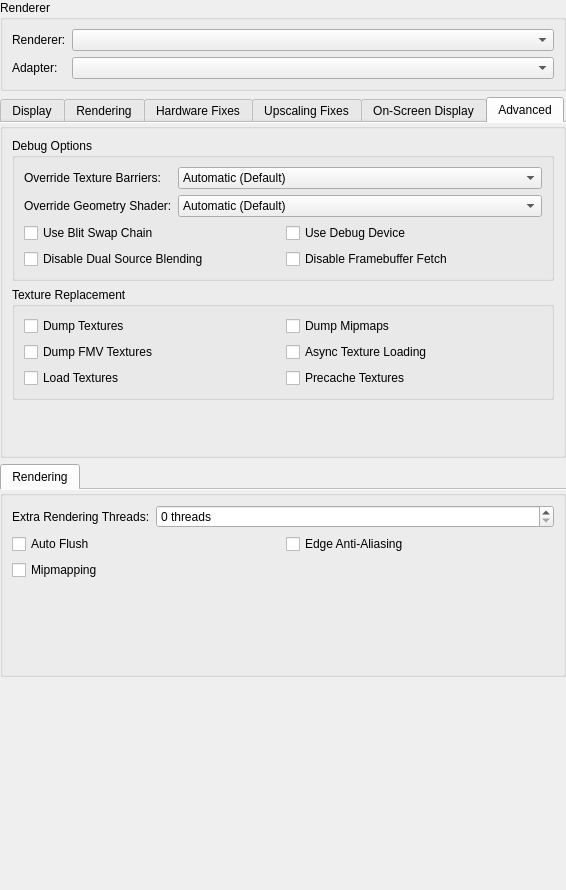
This is pcsx2-qt/Settings/GraphicsSettingsWidget.ui in PCSX2/pcsx2 as Qt 5 draws it before an edit. The edited form follows.
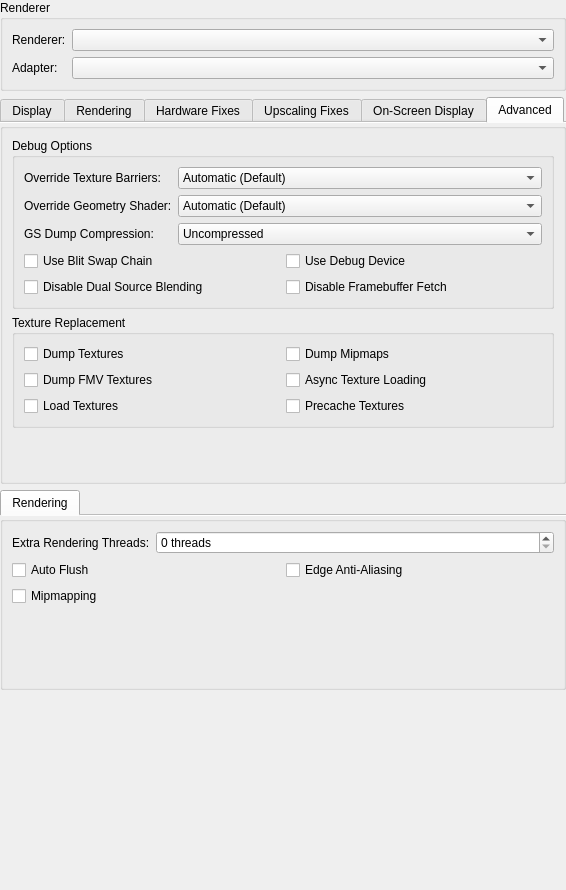
This is the edited form. The open tabs and pages were chosen to show the change.

```diff
--- a/pcsx2-qt/Settings/GraphicsSettingsWidget.ui
+++ b/pcsx2-qt/Settings/GraphicsSettingsWidget.ui
@@ -1146,7 +1146,7 @@
             </item>
            </widget>
           </item>
-          <item row="2" column="0" colspan="2">
+          <item row="3" column="0" colspan="2">
            <layout class="QGridLayout" name="gridLayout_7">
             <item row="0" column="0">
              <widget class="QCheckBox" name="useBlitSwapChain">
@@ -1178,6 +1178,27 @@
             </item>
            </layout>
           </item>
+          <item row="2" column="0">
+           <widget class="QLabel" name="label_34">
+            <property name="text">
+             <string>GS Dump Compression:</string>
+            </property>
+           </widget>
+          </item>
+          <item row="2" column="1">
+           <widget class="QComboBox" name="gsDumpCompression">
+            <item>
+             <property name="text">
+              <string>Uncompressed</string>
+             </property>
+            </item>
+            <item>
+             <property name="text">
+              <string>LZMA (XZ)</string>
+             </property>
+            </item>
+           </widget>
+          </item>
          </layout>
         </widget>
        </item>
```
Left out of the diff: 4 changed lines with no effect on the pictures.
